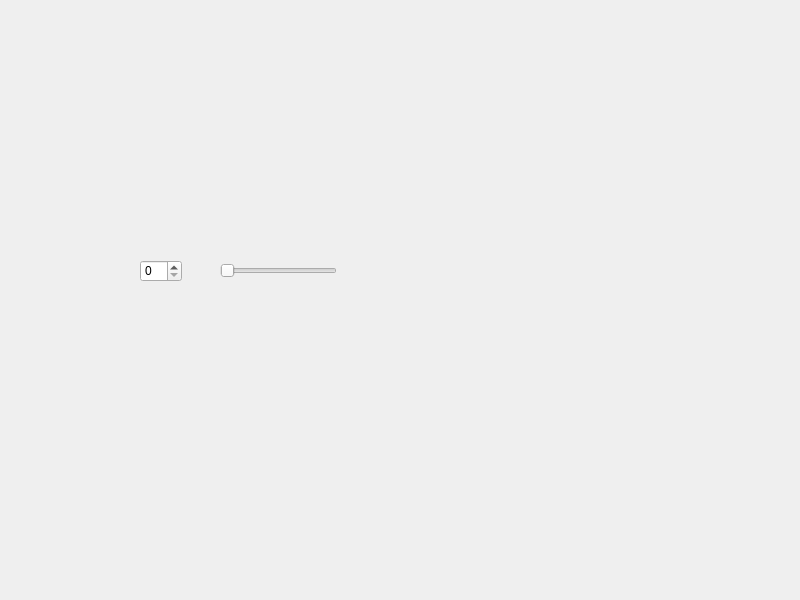
Above: widget.ui from 41343101/spinbox before the change. Below: the same form after it.
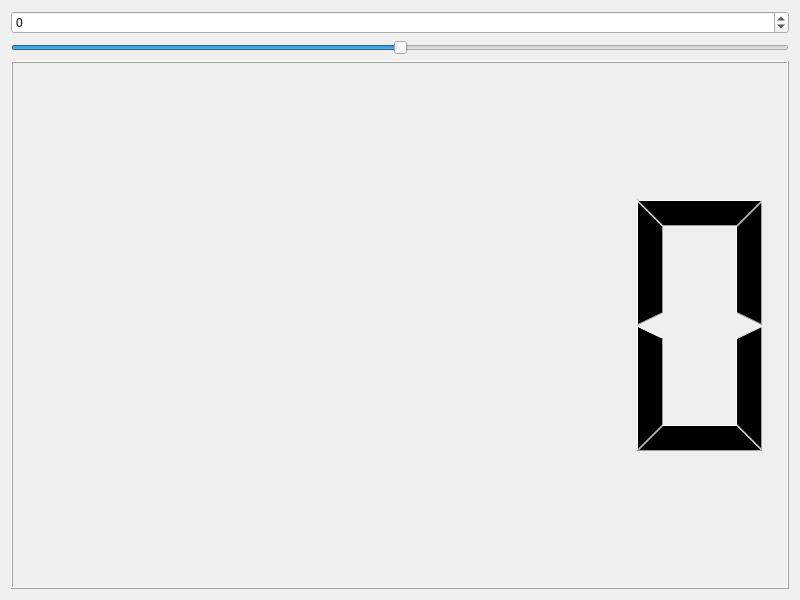
That is the form after the change.

Patch:
```diff
--- a/widget.ui
+++ b/widget.ui
@@ -13,29 +13,44 @@
   <property name="windowTitle">
    <string>Widget</string>
   </property>
-  <widget class="QSlider" name="horizontalSlider">
-   <property name="geometry">
-    <rect>
-     <x>220</x>
-     <y>260</y>
-     <width>117</width>
-     <height>22</height>
-    </rect>
-   </property>
-   <property name="orientation">
-    <enum>Qt::Orientation::Horizontal</enum>
-   </property>
-  </widget>
-  <widget class="QSpinBox" name="spinBox">
-   <property name="geometry">
-    <rect>
-     <x>140</x>
-     <y>260</y>
-     <width>42</width>
-     <height>22</height>
-    </rect>
-   </property>
-  </widget>
+  <layout class="QVBoxLayout" name="verticalLayout_2">
+   <item>
+    <layout class="QVBoxLayout" name="verticalLayout">
+     <item>
+      <widget class="QSpinBox" name="spinBox">
+       <property name="minimumSize">
+        <size>
+         <width>42</width>
+         <height>0</height>
+        </size>
+       </property>
+       <property name="minimum">
+        <number>-100</number>
+       </property>
+       <property name="maximum">
+        <number>100</number>
+       </property>
+      </widget>
+     </item>
+     <item>
+      <widget class="QSlider" name="horizontalSlider">
+       <property name="minimum">
+        <number>-100</number>
+       </property>
+       <property name="maximum">
+        <number>100</number>
+       </property>
+       <property name="orientation">
+        <enum>Qt::Orientation::Horizontal</enum>
+       </property>
+      </widget>
+     </item>
+     <item>
+      <widget class="QLCDNumber" name="lcdNumber"/>
+     </item>
+    </layout>
+   </item>
+  </layout>
  </widget>
  <resources/>
  <connections>
```
Left out of the diff: 48 changed lines with no effect on the pictures.
